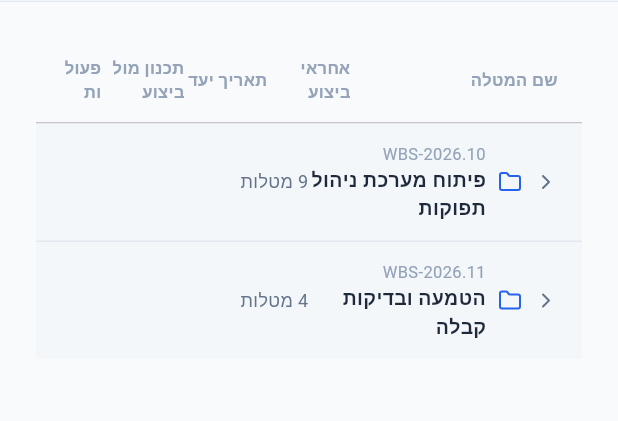
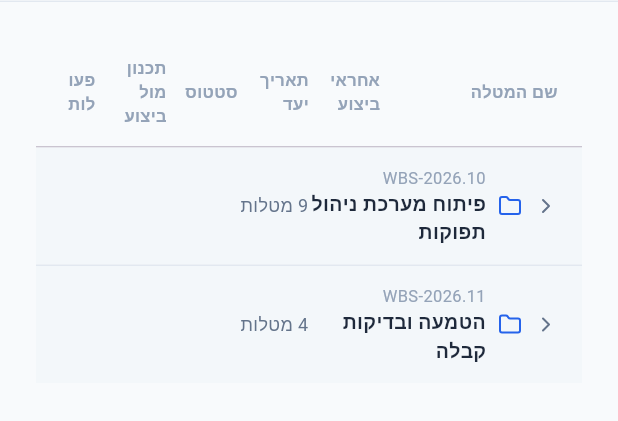
Before and after one commit to shira-rosenfeld/PulseApp, a Flutter app: the ManagerWorkspace screen opened directly, after a tap on "WBS-2026.10", on a phone screen of 412 x 824 dp, the part 94-515 px from its top. Run offline on Flutter 3.47's test engine with Material 3 defaults, Android fonts, the phone set to English and light mode, and no system bars; our stand-ins replace flutter_riverpod, lucide_icons_flutter; missing offline and left inert: dart:js_interop; Roboto replaces fonts that are missing (Segoe UI); statements that could not run were skipped.

Commit message:
Fix week nav arrows, move manager status column, confirm single due date on card
Worker workspace:
- Week navigator: wrap Row in Directionality(ltr) so < is always on the
  left (previous week) and > always on the right (next week), regardless
  of the app's RTL layout
- Worker card already shows only a single תאריך יעד at the bottom (no start
  date) — confirmed correct, no change needed

Manager workspace:
- Remove StatusBadge from inside the task-name cell
- Add סטטוס as its own column between תאריך יעד and תכנון מול ביצוע in
  both the header and every work-item row

https://claude.ai/code/session_01FEQGEYEfC7qTZW89MfR8jd

```diff
--- a/pulse_frontend/lib/ui/manager_workspace.dart
+++ b/pulse_frontend/lib/ui/manager_workspace.dart
@@ -130,6 +130,7 @@ class ManagerWorkspace extends ConsumerWidget {
           Expanded(flex: 5, child: Text(AppStrings.hierarchyCol, style: TextStyle(fontSize: 11, fontWeight: FontWeight.bold, color: Color(0xFF94A3B8)))),
           Expanded(flex: 2, child: Text(AppStrings.workerCol, style: TextStyle(fontSize: 11, fontWeight: FontWeight.bold, color: Color(0xFF94A3B8)))),
           Expanded(flex: 2, child: Text(AppStrings.dueDateCol, style: TextStyle(fontSize: 11, fontWeight: FontWeight.bold, color: Color(0xFF94A3B8)))),
+          Expanded(flex: 2, child: Text(AppStrings.statusCol, style: TextStyle(fontSize: 11, fontWeight: FontWeight.bold, color: Color(0xFF94A3B8)))),
           Expanded(flex: 2, child: Text(AppStrings.progressCol, style: TextStyle(fontSize: 11, fontWeight: FontWeight.bold, color: Color(0xFF94A3B8)))),
           Expanded(flex: 1, child: Center(child: Text(AppStrings.actionsCol, style: TextStyle(fontSize: 11, fontWeight: FontWeight.bold, color: Color(0xFF94A3B8))))),
         ],
@@ -242,8 +243,6 @@ class ManagerWorkspace extends ConsumerWidget {
                     decoration: isCanceled ? TextDecoration.lineThrough : null,
                   ),
                 ),
-                const SizedBox(height: 2),
-                StatusBadge(status: item.status),
               ],
             ),
           ),
@@ -300,7 +299,12 @@ class ManagerWorkspace extends ConsumerWidget {
               ],
             ),
           ),
-          // Column 4: תכנון מול ביצוע
+          // Column 4: סטטוס
+          Expanded(
+            flex: 2,
+            child: StatusBadge(status: item.status),
+          ),
+          // Column 5: תכנון מול ביצוע
           Expanded(
             flex: 2,
             child: Padding(
--- a/pulse_frontend/lib/ui/worker_workspace.dart
+++ b/pulse_frontend/lib/ui/worker_workspace.dart
@@ -244,6 +244,9 @@ class WorkerWorkspace extends ConsumerWidget {
           boxShadow: const [BoxShadow(color: Color(0x0A000000), blurRadius: 4, offset: Offset(0, 1))],
         ),
         padding: const EdgeInsets.symmetric(horizontal: 8, vertical: 6),
+        // Force LTR so < is always on the left (prev) and > on the right (next)
+        child: Directionality(
+          textDirection: TextDirection.ltr,
           child: Row(
             mainAxisSize: MainAxisSize.min,
             children: [
@@ -277,6 +280,7 @@ class WorkerWorkspace extends ConsumerWidget {
                 visualDensity: VisualDensity.compact,
               ),
             ],
+          ),
         ),
       ),
     );
```
Lines whose indentation alone changed are shown as unchanged.
